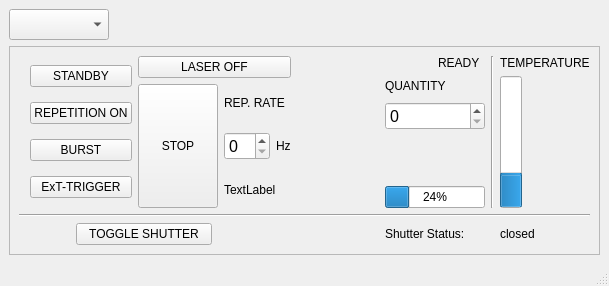
First picture: the form in LaserControlMainWindow.ui, repository marsteller/MNL100_LaserControl, before the edit.
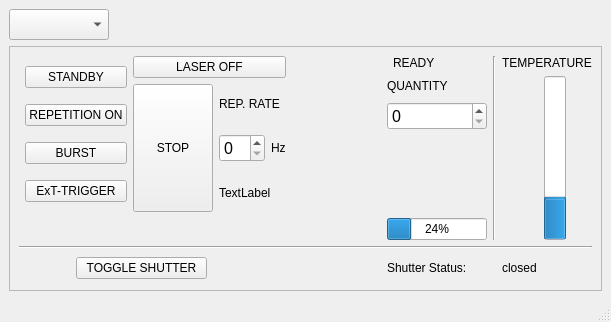
Second picture: the form after the edit. Custom widgets are drawn as their Qt base class.

What changed in the file:
```diff
--- a/LaserControlMainWindow.ui
+++ b/LaserControlMainWindow.ui
@@ -6,8 +6,8 @@
    <rect>
     <x>0</x>
     <y>0</y>
-    <width>609</width>
-    <height>286</height>
+    <width>611</width>
+    <height>322</height>
    </rect>
   </property>
   <property name="windowTitle">
@@ -46,7 +46,7 @@
        <enum>QFrame::Raised</enum>
       </property>
       <layout class="QGridLayout" name="gridLayout_3">
-       <item row="0" column="0" rowspan="5" colspan="2">
+       <item row="0" column="0" rowspan="4" colspan="2">
         <layout class="QGridLayout" name="gridLayout">
          <item row="0" column="0">
           <widget class="LedIndicator" name="laser_on_led" native="true"/>
@@ -90,35 +90,7 @@
          </item>
         </layout>
        </item>
-       <item row="5" column="0" colspan="8">
-        <widget class="Line" name="line_2">
-         <property name="orientation">
-          <enum>Qt::Horizontal</enum>
-         </property>
-        </widget>
-       </item>
-       <item row="0" column="5">
-        <layout class="QHBoxLayout" name="horizontalLayout_2">
-         <item>
-          <widget class="LedIndicator" name="laser_ready_led" native="true"/>
-         </item>
-         <item>
-          <widget class="QLabel" name="label_6">
-           <property name="text">
-            <string>READY</string>
-           </property>
-          </widget>
-         </item>
-        </layout>
-       </item>
-       <item row="6" column="1" colspan="2">
-        <widget class="QPushButton" name="toggle_shutter_button">
-         <property name="text">
-          <string>TOGGLE SHUTTER</string>
-         </property>
-        </widget>
-       </item>
-       <item row="0" column="2" rowspan="5" colspan="2">
+       <item row="0" column="2" rowspan="4" colspan="2">
         <layout class="QGridLayout" name="gridLayout_2">
          <item row="0" column="0" colspan="2">
           <widget class="QPushButton" name="laser_off_button">
@@ -180,30 +152,94 @@
          </item>
         </layout>
        </item>
-       <item row="6" column="0">
-        <widget class="LedIndicator" name="shutter_status_led" native="true"/>
+       <item row="0" column="5">
+        <layout class="QHBoxLayout" name="horizontalLayout_2">
+         <item>
+          <widget class="LedIndicator" name="laser_ready_led" native="true"/>
+         </item>
+         <item>
+          <widget class="QLabel" name="label_6">
+           <property name="text">
+            <string>READY</string>
+           </property>
+          </widget>
+         </item>
+        </layout>
        </item>
-       <item row="6" column="3" colspan="2">
-        <spacer name="horizontalSpacer">
-         <property name="orientation">
-          <enum>Qt::Horizontal</enum>
-         </property>
-         <property name="sizeHint" stdset="0">
-          <size>
-           <width>187</width>
-           <height>20</height>
-          </size>
-         </property>
-        </spacer>
-       </item>
-       <item row="0" column="6" rowspan="5">
+       <item row="0" column="7" rowspan="5">
         <widget class="Line" name="line">
          <property name="orientation">
           <enum>Qt::Vertical</enum>
          </property>
         </widget>
        </item>
-       <item row="2" column="5">
+       <item row="0" column="8" colspan="4">
+        <widget class="QLabel" name="label">
+         <property name="text">
+          <string>TEMPERATURE</string>
+         </property>
+         <property name="alignment">
+          <set>Qt::AlignCenter</set>
+         </property>
+        </widget>
+       </item>
+       <item row="1" column="4">
+        <spacer name="horizontalSpacer_2">
+         <property name="orientation">
+          <enum>Qt::Horizontal</enum>
+         </property>
+         <property name="sizeHint" stdset="0">
+          <size>
+           <width>40</width>
+           <height>20</height>
+          </size>
+         </property>
+        </spacer>
+       </item>
+       <item row="1" column="5" colspan="2">
+        <widget class="QLabel" name="label_3">
+         <property name="text">
+          <string>QUANTITY</string>
+         </property>
+        </widget>
+       </item>
+       <item row="1" column="9" rowspan="4">
+        <spacer name="verticalSpacer_2">
+         <property name="orientation">
+          <enum>Qt::Vertical</enum>
+         </property>
+         <property name="sizeHint" stdset="0">
+          <size>
+           <width>20</width>
+           <height>212</height>
+          </size>
+         </property>
+        </spacer>
+       </item>
+       <item row="1" column="10" rowspan="4">
+        <widget class="QProgressBar" name="temperature_bar">
+         <property name="value">
+          <number>24</number>
+         </property>
+         <property name="orientation">
+          <enum>Qt::Vertical</enum>
+         </property>
+        </widget>
+       </item>
+       <item row="1" column="11" rowspan="4">
+        <spacer name="verticalSpacer_3">
+         <property name="orientation">
+          <enum>Qt::Vertical</enum>
+         </property>
+         <property name="sizeHint" stdset="0">
+          <size>
+           <width>20</width>
+           <height>212</height>
+          </size>
+         </property>
+        </spacer>
+       </item>
+       <item row="2" column="5" colspan="2">
         <widget class="QSpinBox" name="repetition_quantity_spinBox">
          <property name="sizePolicy">
           <sizepolicy hsizetype="Fixed" vsizetype="Fixed">
@@ -224,65 +260,7 @@
          </property>
         </widget>
        </item>
-       <item row="1" column="5">
-        <widget class="QLabel" name="label_3">
-         <property name="text">
-          <string>QUANTITY</string>
-         </property>
-        </widget>
-       </item>
-       <item row="6" column="7">
-        <widget class="QLabel" name="label_8">
-         <property name="text">
-          <string>closed</string>
-         </property>
-        </widget>
-       </item>
-       <item row="1" column="4">
-        <spacer name="horizontalSpacer_2">
-         <property name="orientation">
-          <enum>Qt::Horizontal</enum>
-         </property>
-         <property name="sizeHint" stdset="0">
-          <size>
-           <width>40</width>
-           <height>20</height>
-          </size>
-         </property>
-        </spacer>
-       </item>
-       <item row="6" column="5">
-        <widget class="QLabel" name="label_7">
-         <property name="text">
-          <string>Shutter Status:</string>
-         </property>
-        </widget>
-       </item>
-       <item row="0" column="7">
-        <widget class="QLabel" name="label">
-         <property name="text">
-          <string>TEMPERATURE</string>
-         </property>
-        </widget>
-       </item>
-       <item row="1" column="7" rowspan="4">
-        <widget class="QProgressBar" name="temperature_bar">
-         <property name="value">
-          <number>24</number>
-         </property>
-         <property name="orientation">
-          <enum>Qt::Vertical</enum>
-         </property>
-        </widget>
-       </item>
-       <item row="4" column="5">
-        <widget class="QProgressBar" name="repetition_bar">
-         <property name="value">
-          <number>24</number>
-         </property>
-        </widget>
-       </item>
-       <item row="3" column="5">
+       <item row="3" column="6">
         <spacer name="verticalSpacer">
          <property name="orientation">
           <enum>Qt::Vertical</enum>
@@ -295,6 +273,57 @@
          </property>
         </spacer>
        </item>
+       <item row="4" column="5" colspan="2">
+        <widget class="QProgressBar" name="repetition_bar">
+         <property name="value">
+          <number>24</number>
+         </property>
+        </widget>
+       </item>
+       <item row="5" column="0" colspan="12">
+        <widget class="Line" name="line_2">
+         <property name="orientation">
+          <enum>Qt::Horizontal</enum>
+         </property>
+        </widget>
+       </item>
+       <item row="6" column="0" rowspan="2">
+        <widget class="LedIndicator" name="shutter_status_led" native="true"/>
+       </item>
+       <item row="6" column="1" rowspan="2" colspan="2">
+        <widget class="QPushButton" name="toggle_shutter_button">
+         <property name="text">
+          <string>TOGGLE SHUTTER</string>
+         </property>
+        </widget>
+       </item>
+       <item row="6" column="5" rowspan="2" colspan="2">
+        <widget class="QLabel" name="label_7">
+         <property name="text">
+          <string>Shutter Status:</string>
+         </property>
+        </widget>
+       </item>
+       <item row="6" column="8" rowspan="2" colspan="2">
+        <widget class="QLabel" name="label_8">
+         <property name="text">
+          <string>closed</string>
+         </property>
+        </widget>
+       </item>
+       <item row="7" column="3" colspan="2">
+        <spacer name="horizontalSpacer">
+         <property name="orientation">
+          <enum>Qt::Horizontal</enum>
+         </property>
+         <property name="sizeHint" stdset="0">
+          <size>
+           <width>187</width>
+           <height>20</height>
+          </size>
+         </property>
+        </spacer>
+       </item>
       </layout>
      </widget>
     </item>
```
Left out of the diff: 2 changed lines with no effect on the pictures.
